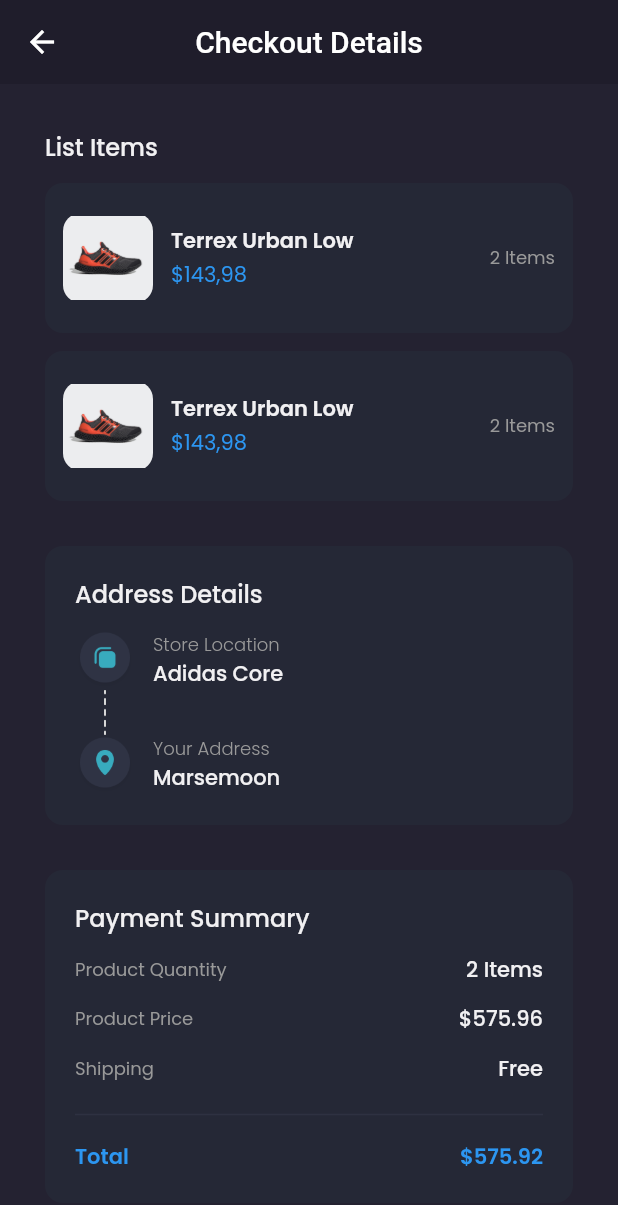
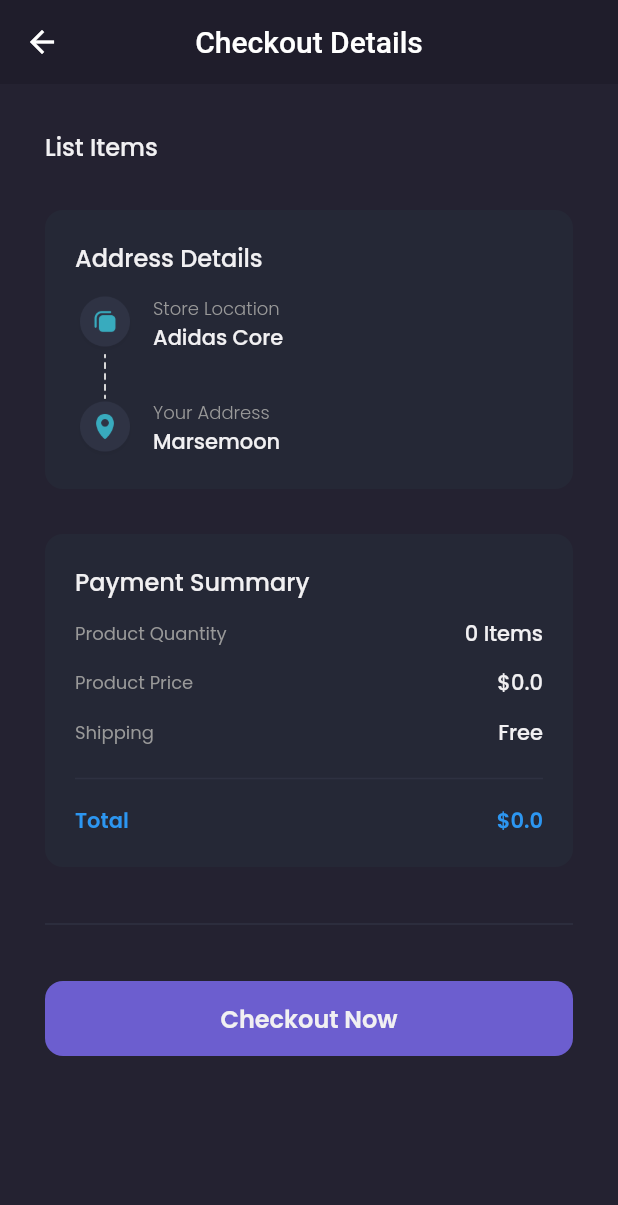
Before and after one commit to zeddinfo/ShamoOnlineShopFlutter, a Flutter app: the CheckoutPage screen opened by its route, on a phone screen of 412 x 824 dp. Shown: the top 1205 px of the screen. Run offline on Flutter 3.47's test engine with Material 2 defaults, Android fonts, the phone set to English and light mode, and no system bars; our stand-ins replace carousel_slider, google_fonts; accounts and stored records are empty; network calls fail.

Commit message:
show dynamic checkout

```diff
--- a/lib/pages/checkout_page.dart
+++ b/lib/pages/checkout_page.dart
@@ -1,10 +1,14 @@
 import 'package:flutter/material.dart';
+import 'package:provider/provider.dart';
+import 'package:shamo/providers/cart_provider.dart';
 import 'package:shamo/theme.dart';
 import 'package:shamo/widgets/checkout_card.dart';
 
 class CheckoutPage extends StatelessWidget {
   @override
   Widget build(BuildContext context) {
+    CartProvider cartProvider = Provider.of<CartProvider>(context);
+
     Widget header() {
       return AppBar(
         backgroundColor: backgroundColor1,
@@ -37,8 +41,13 @@ class CheckoutPage extends StatelessWidget {
                     fontWeight: medium,
                   ),
                 ),
-                CheckoutCard(),
-                CheckoutCard(),
+                Column(
+                  children: cartProvider.carts
+                      .map(
+                        (cart) => CheckoutCard(cart),
+                      )
+                      .toList(),
+                ),
               ],
             ),
           ),
@@ -160,7 +169,7 @@ class CheckoutPage extends StatelessWidget {
                       ),
                     ),
                     Text(
-                      '2 Items',
+                      '${cartProvider.totalItems()} Items',
                       style: primaryTextStyle.copyWith(
                         fontWeight: medium,
                       ),
@@ -180,7 +189,7 @@ class CheckoutPage extends StatelessWidget {
                       ),
                     ),
                     Text(
-                      '\$575.96',
+                      '\$${cartProvider.totalPrice()}',
                       style: primaryTextStyle.copyWith(
                         fontWeight: medium,
                       ),
@@ -227,7 +236,7 @@ class CheckoutPage extends StatelessWidget {
                       ),
                     ),
                     Text(
-                      '\$575.92',
+                      '\$${cartProvider.totalPrice()}',
                       style: priceTextStyle.copyWith(
                         fontWeight: semiBold,
                       ),
--- a/lib/widgets/checkout_card.dart
+++ b/lib/widgets/checkout_card.dart
@@ -1,7 +1,11 @@
 import 'package:flutter/material.dart';
+import 'package:shamo/models/cart_model.dart';
 import 'package:shamo/theme.dart';
 
 class CheckoutCard extends StatelessWidget {
+  final CartModel cart;
+  CheckoutCard(this.cart);
+
   @override
   Widget build(BuildContext context) {
     return Container(
@@ -22,8 +26,8 @@ class CheckoutCard extends StatelessWidget {
             decoration: BoxDecoration(
               borderRadius: BorderRadius.circular(12),
               image: DecorationImage(
-                image: AssetImage(
-                  'assets/image_shoes.png',
+                image: NetworkImage(
+                  cart.product.galleries[0].url,
                 ),
               ),
             ),
@@ -36,7 +40,7 @@ class CheckoutCard extends StatelessWidget {
               crossAxisAlignment: CrossAxisAlignment.start,
               children: [
                 Text(
-                  'Terrex Urban Low',
+                  cart.product.name,
                   style: primaryTextStyle.copyWith(
                     fontWeight: semiBold,
                   ),
@@ -46,7 +50,7 @@ class CheckoutCard extends StatelessWidget {
                   height: 2,
                 ),
                 Text(
-                  '\$143,98',
+                  '\$${cart.product.price}',
                   style: priceTextStyle,
                 ),
               ],
@@ -56,7 +60,7 @@ class CheckoutCard extends StatelessWidget {
             width: 12,
           ),
           Text(
-            '2 Items',
+            '${cart.quantity} Items',
             style: secondaryTextStyle.copyWith(
               fontSize: 12,
             ),
```
